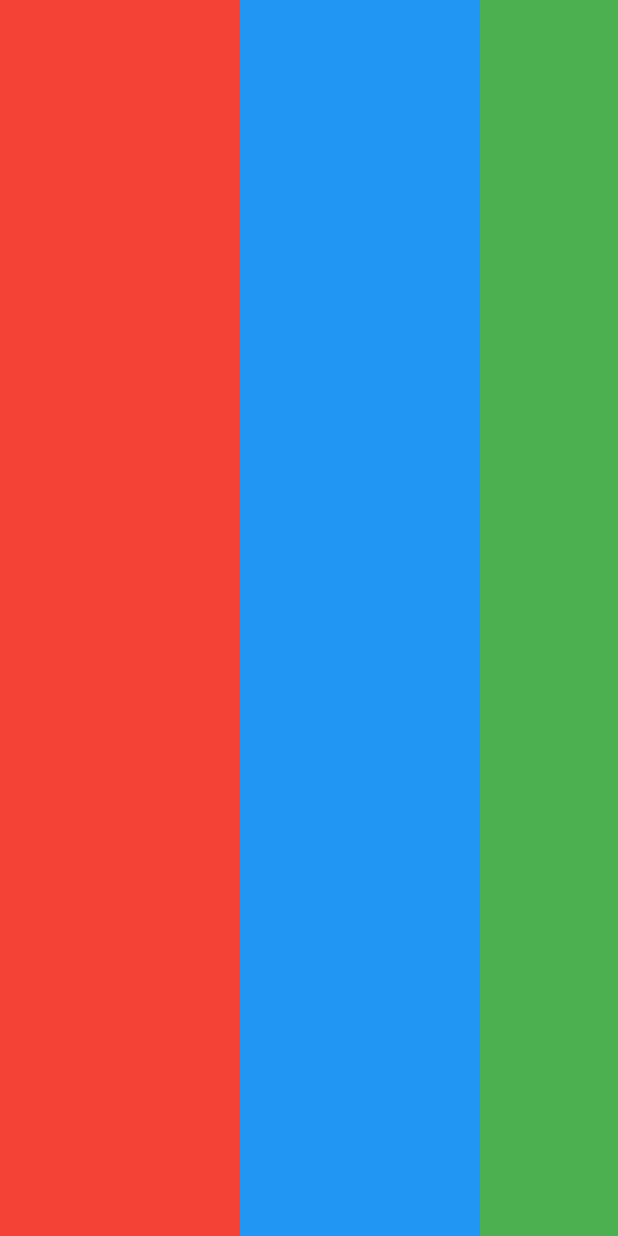
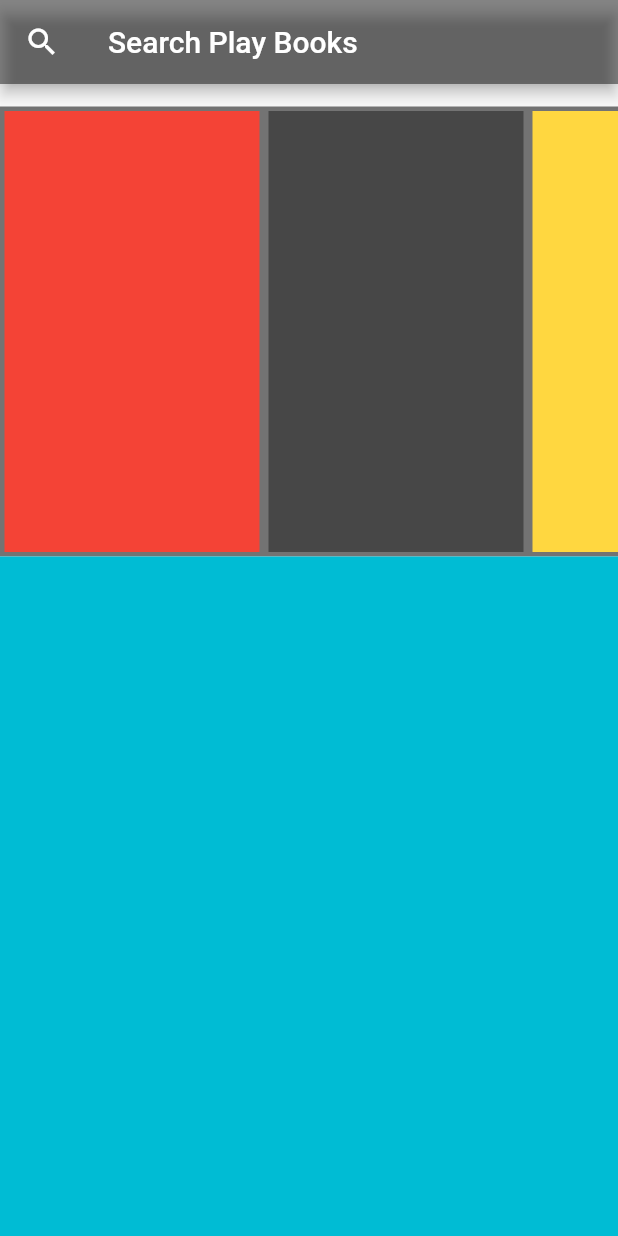
Before and after one commit to RitaMonreal/playBooksMaquetadoPrueba, a Flutter app: the screen it shows after launch, on a phone screen of 412 x 824 dp. Run offline on Flutter 3.47's test engine with Material 2 defaults, Android fonts, the phone set to English and light mode, and no system bars.

Commit message:
Estructura del layout a la mitad, funciona el listview, appbar está modificado con el tamaño

```diff
--- a/lib/main.dart
+++ b/lib/main.dart
@@ -7,34 +7,67 @@ class MyApp extends StatelessWidget {
 
   @override
   Widget build(BuildContext context) {
+    const title = 'Search Play Books';
 
     return MaterialApp(
+      title: title,
       home: Scaffold(
+        appBar:_buildMainAppBar(),
         body: Column(
-            children: [
-              Expanded(
+          children: <Widget>[
+            Container(
+              //margin: const EdgeInsets.symmetric(vertical: 15.0),
+              margin: const EdgeInsets.only(top: 15.0),
+              color: Colors.black54,
+              height: 300.0,
               child: ListView(
                 // This next line does the trick.
                 scrollDirection: Axis.horizontal,
                 children: <Widget>[
                   Container(
-                      width: 160.0,
+                    width: 170.0,
+                    margin: const EdgeInsets.all(3.0),
                     color: Colors.red,
                   ),
                   Container(
-                      width: 160.0,
-                      color: Colors.blue,
+                    width: 170.0,
+                    margin: const EdgeInsets.all(3.0),
+                    color: Colors.black38,
                   ),
                   Container(
-                      width: 160.0,
-                      color: Colors.green,
+                    width: 170.0,
+                    margin: const EdgeInsets.all(3.0),
+                    color: Colors.amberAccent,
+                  ),
+                  Container(
+                    width: 170.0,
+                    height: 270.0,
+                    margin: const EdgeInsets.all(3.0),
+                    color: Colors.greenAccent,
                   ),
                 ],
               ),
             ),
-            ]
+            FractionallySizedBox(
+              alignment: Alignment.topCenter,
+              widthFactor: 1.0,
+              //heightFactor: 1.0,
+              child: Container(
+                color: Colors.cyan,
+                height: 456,
+              ),
+            ),
+          ],
         ),
       ),
     );
   }
 }
+
+AppBar _buildMainAppBar() {
+  return AppBar(
+      leading: Icon(Icons.search),
+      backgroundColor: Colors.black45,
+      title: const Text('Search Play Books')
+  );
+}
```
Lines whose indentation alone changed are shown as unchanged.
